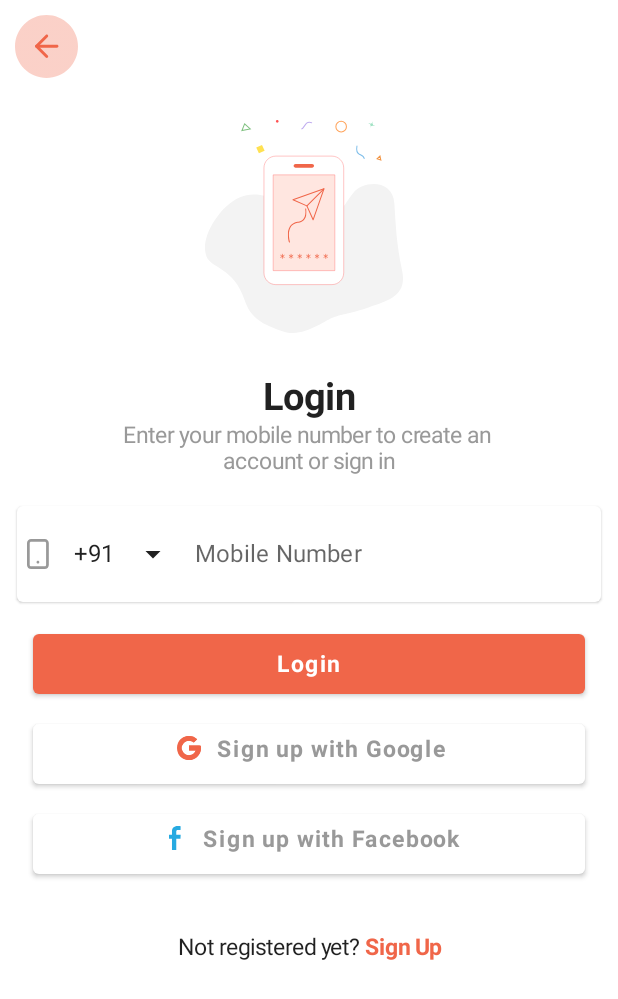
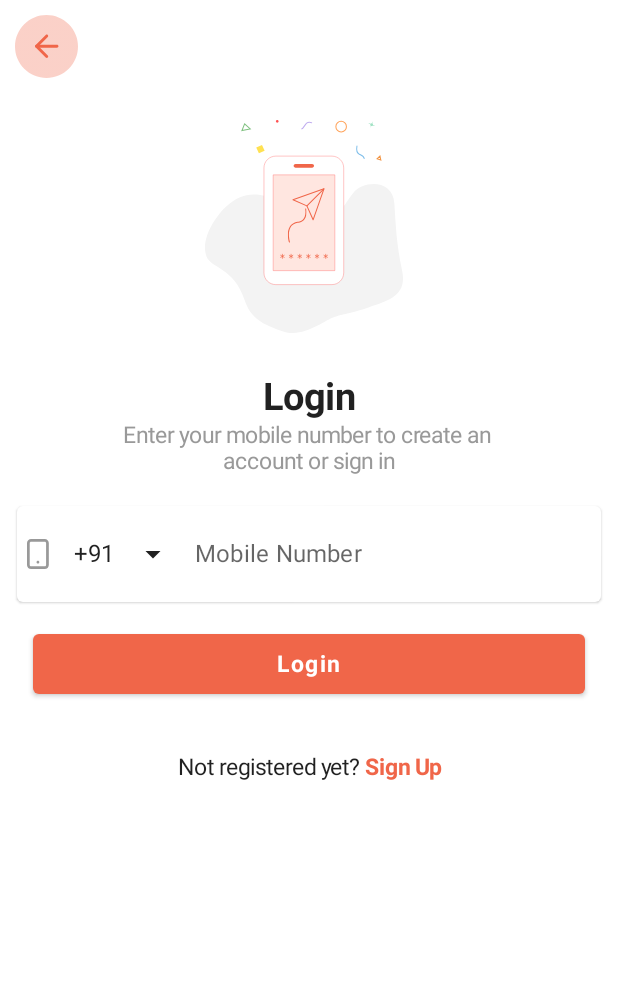
Before and after one commit to TOPSinfo/ComposeUI_android, an Android app built with Jetpack Compose: the screen it shows after launch (AstroYodhaActivity), after a tap on "Login to User", on a phone screen of 412 x 824 dp. Shown: the top 999 px of the screen. Run offline under Robolectric (Android 15) with nearby library versions, the phone set to English and light mode, and no system bars; our stand-ins replace Dagger/Hilt's generated code, Firebase (no records; nobody signed in at launch, a user with empty details on screens opened directly).

```diff
--- a/app/build.gradle
+++ b/app/build.gradle
@@ -12,7 +12,7 @@ android {
     compileSdk 33
 
     defaultConfig {
-        applicationId "com.cheap.icelands"
+        applicationId "com.tops.composeui"
         minSdk 23
         targetSdk 33
         versionCode 1
--- a/app/src/main/java/com/astrologer/screens/login/LoginScreen.kt
+++ b/app/src/main/java/com/astrologer/screens/login/LoginScreen.kt
@@ -105,49 +105,6 @@ fun LoginScreen(
                         backgroundColor = BrightOrange)) {
                     Text(text = "Login", fontSize = 15.sp, fontWeight = FontWeight.Bold)
                 }
-                Spacer(modifier = Modifier.size(20.dp))
-                Button(onClick = {
-
-                },
-                    modifier = Modifier
-                        .fillMaxWidth()
-                        .height(40.dp)
-                        .padding(12.dp, 0.dp, 12.dp, 0.dp),
-                    shape = RoundedCornerShape(4.dp),
-                    colors = ButtonDefaults.buttonColors(contentColor = GrayColor,
-                        backgroundColor = White)) {
-                    Row {
-                        Image(painter = painterResource(id = R.drawable.google),
-                            contentDescription = "g+",
-                            modifier = Modifier
-                                .size(30.dp)
-                                .padding(0.dp, 0.dp, 8.dp, 8.dp))
-                        Text(text = "Sign up with Google",
-                            fontSize = 15.sp,
-                            fontWeight = FontWeight.Bold)
-                    }
-                }
-                Spacer(modifier = Modifier.size(20.dp))
-                Button(onClick = {},
-                    modifier = Modifier
-                        .fillMaxWidth()
-                        .height(40.dp)
-                        .padding(12.dp, 0.dp, 12.dp, 0.dp),
-                    shape = RoundedCornerShape(4.dp),
-                    colors = ButtonDefaults.buttonColors(contentColor = GrayColor,
-                        backgroundColor = White)) {
-                    Row() {
-                        Image(painter = painterResource(id = R.drawable.fb),
-                            contentDescription = "g+",
-                            modifier = Modifier
-                                .size(30.dp)
-                                .padding(0.dp, 0.dp, 8.dp, 8.dp))
-                        Text(text = "Sign up with Facebook",
-                            fontSize = 15.sp,
-                            fontWeight = FontWeight.Bold)
-                    }
-                }
-
                 Spacer(modifier = Modifier.size(40.dp))
                 Row(
                     Modifier.fillMaxWidth(),
--- a/app/src/main/java/com/astrologer/screens/welcome/WelcomeScreen.kt
+++ b/app/src/main/java/com/astrologer/screens/welcome/WelcomeScreen.kt
@@ -75,11 +75,6 @@ fun WelcomeScreen(openAndPopUp: (String, String) -> Unit,
                     fontWeight = FontWeight.Bold
                 )
                 Spacer(modifier = Modifier.size(10.dp))
-                Text(
-                    text = "AstroYodha",
-                    fontSize = 15.sp,
-                    textAlign = TextAlign.Center,
-                )
                 Spacer(modifier = Modifier.size(10.dp))
                 Column(
                     verticalArrangement = Arrangement.SpaceEvenly
```
Also changed, not shown: app/src/main/java/com/astrologer/screens/sign_up/SignUpScreen.kt (+0 -52 lines), 3 other files.
